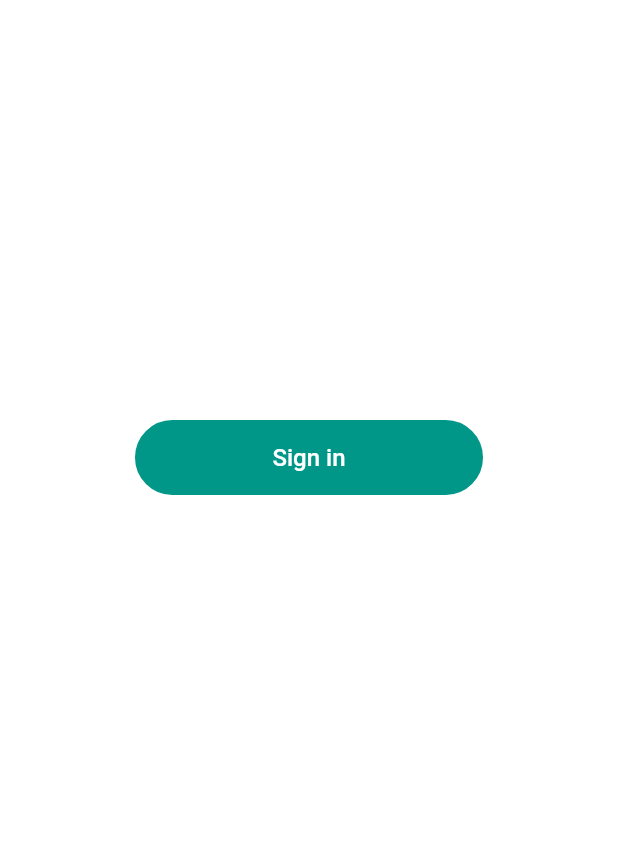
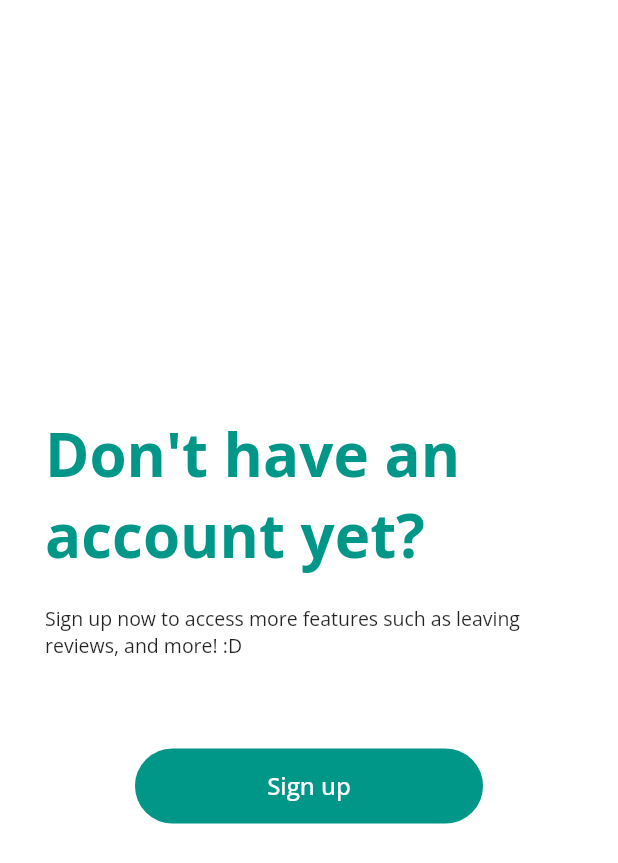
Before and after one commit to waisheen/foodies, a Flutter app: the AnonymousPage screen opened directly, on a phone screen of 412 x 824 dp. Shown: the top 863 px of the screen. Run offline on Flutter 3.47's test engine with Material 2 defaults, Android fonts, the phone set to English and light mode, and no system bars; our stand-ins replace bordered_text, cloud_firestore, firebase_auth, firebase_core, flutter_spinkit, google_fonts and 2 more; missing offline and left inert: awesome_select; accounts and stored records are empty; network calls fail.

Commit message:
confirmation popup, anon profile page

```diff
--- a/lib/ProfilePage/anonymouspage.dart
+++ b/lib/ProfilePage/anonymouspage.dart
@@ -1,6 +1,7 @@
 import 'package:cloud_firestore/cloud_firestore.dart';
 import 'package:flutter/material.dart';
 import 'package:foodies/reusablewidgets.dart';
+import 'package:foodies/theme.dart';
 
 import '../Services/all.dart';
 
@@ -22,23 +23,45 @@ class _AnonymousPageState extends State<AnonymousPage> {
   Widget build(BuildContext context) {
     return Scaffold(
       backgroundColor: Colors.white,
-      body: SingleChildScrollView(
-        child: Column(
+      body: SizedBox(
+        height: MediaQuery.of(context).size.height,
+        child: Column (
           mainAxisAlignment: MainAxisAlignment.center,
           crossAxisAlignment: CrossAxisAlignment.center,
           children: <Widget>[
-            const SizedBox(
-              height: 250.0,
+            Padding(
+              padding: const EdgeInsets.symmetric(horizontal: 30),
+              child: Text("Don't have an account yet?",
+                // textAlign: TextAlign.center,
+                style: TextStyle(
+                  color: themeColour,
+                  fontSize: 40,
+                  fontWeight: FontWeight.bold,
+                ),
+              ),
             ),
-            emptyBox(30),
+
+            emptyBox(20),
+
+            const Padding(
+              padding: EdgeInsets.symmetric(horizontal: 30),
+              child: Text("Sign up now to access more features such as leaving reviews, and more! :D",
+                // textAlign: TextAlign.center,
+                style: TextStyle(
+                  fontSize: 13,
+                ),
+              ),
+            ),
+
+            emptyBox(60),
+
             Padding(
               padding: const EdgeInsets.symmetric(horizontal: 90.0),
-              child: bigButton('Sign in', () {
+              child: bigButton('Sign up', () {
                 // _auth.signOut();
                 _auth.deleteAnonymousUser();
               }),
             ),
-            emptyBox(20.0),
           ],
         ),
       ),
--- a/lib/SearchPage/recommendation.dart
+++ b/lib/SearchPage/recommendation.dart
@@ -39,7 +39,6 @@ class _RecommendationPageState extends State<RecommendationPage> {
                   style: TextStyle(
                     fontSize: 21,
                     fontWeight: FontWeight.w500,
-                    fontFamily: 'Montserrat',
                   ),
                   textAlign: TextAlign.left,
                 ),
@@ -68,7 +67,6 @@ class _RecommendationPageState extends State<RecommendationPage> {
                   style: TextStyle(
                     fontSize: 21,
                     fontWeight: FontWeight.w500,
-                    fontFamily: 'Montserrat',
                   ),
                   textAlign: TextAlign.left,
                 ),
--- a/lib/SellerMenu/sellermenupage.dart
+++ b/lib/SellerMenu/sellermenupage.dart
@@ -140,7 +140,7 @@ Widget menuWidget(Menu item, BuildContext context, bool canEdit) {
                         builder: (context) => AddMenuItemPage(shop: shop, item: item))));
                   },
                   child: Icon(CupertinoIcons.pencil_circle_fill,
-                    color: Colors.grey[700]!.withOpacity(0.8),
+                    color: Colors.white.withOpacity(0.7),
                     size: 30,
                   ),
                 ),
--- a/lib/main.dart
+++ b/lib/main.dart
@@ -3,6 +3,7 @@ import 'package:foodies/Models/appuser.dart';
 import 'package:firebase_core/firebase_core.dart';
 import 'package:provider/provider.dart';
 import 'Services/auth.dart';
+import 'theme.dart';
 import 'wrapper.dart';
 
 void main() async {
@@ -21,6 +22,7 @@ class MyApp extends StatelessWidget {
       value: AuthService().user,
       initialData: null,
       child: MaterialApp(
+        theme: theme(),
         title: 'Foodies',
         home: Wrapper(),
       ),
--- a/pubspec.yaml
+++ b/pubspec.yaml
@@ -43,6 +43,7 @@ dependencies:
   awesome_select: ^5.0.0-nullsafety
   mockito: ^5.2.0
   rxdart: ^0.27.4
+  google_fonts: ^3.0.1
 
   #send http request
   #dio: ^4.0.0
```
Also changed, not shown: lib/MainPage/sellermainpage.dart (+8 -3 lines), lib/MainPage/usermainpage.dart (+8 -4 lines), lib/ProfilePage/sellerprofilepage.dart (+16 -0 lines), lib/ProfilePage/userprofilepage.dart (+19 -1 lines), lib/Promotion/createpromotionpage.dart (+6 -1 lines), lib/SellerMenu/addmenuitem.dart (+14 -7 lines), lib/reusablewidgets.dart (+37 -0 lines), lib/theme.dart (+5 -3 lines), pubspec.lock.
